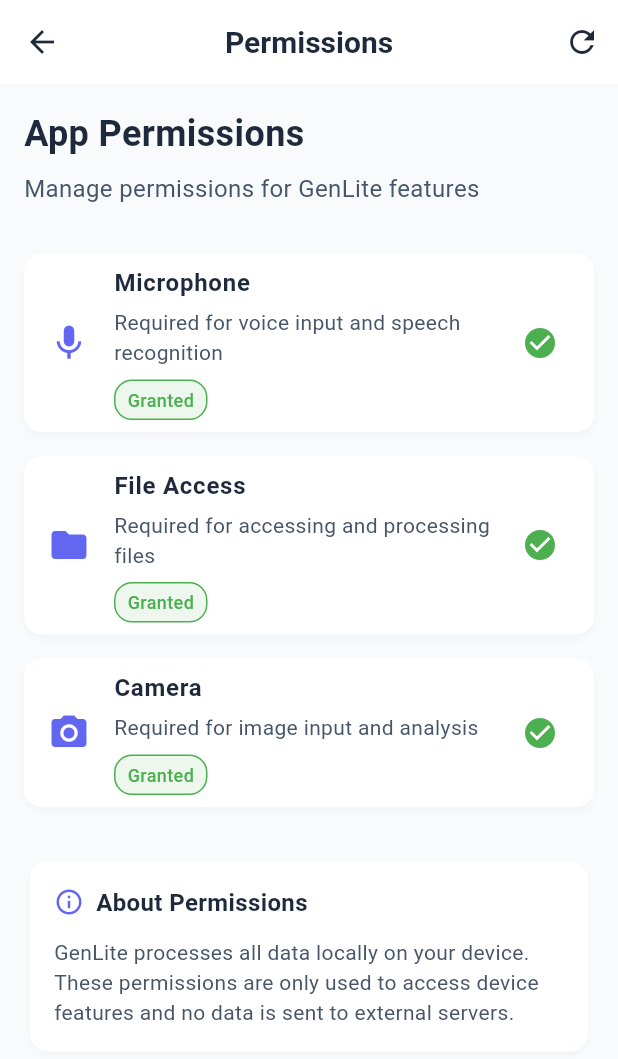
After one commit to brahim-guaali/gen_lite, a Flutter app: the SettingsHomeScreen screen opened directly, after a tap on "Permissions", on a phone screen of 412 x 824 dp. The commit adds this screen. Shown: the top 1059 px of the screen. Run offline on Flutter 3.47's test engine with Material 3 defaults, Android fonts, the phone set to English and light mode, and no system bars; our stand-ins replace equatable, file_picker, flutter_bloc, flutter_dotenv, flutter_markdown, flutter_tts and 5 more; missing offline and left inert: flutter_gemma; accounts and stored records are empty.

Commit message:
feat: add comprehensive permissions management screen
- Add new Permissions screen to Settings hub for managing app permissions
- Implement real-time permission status display with visual indicators
- Add one-tap permission granting for microphone, storage, and camera
- Implement settings redirection for permanently denied permissions
- Add detailed instructions dialog with full-width layout for better UX
- Include app lifecycle monitoring to refresh permissions after settings changes
- Add comprehensive test coverage for permissions screen functionality
- Update documentation to include permissions management architecture
- Add permission_handler dependency for platform permission management
- Maintain 80%+ test coverage with robust widget testing
- Follow Clean Architecture principles with proper error handling and logging

```diff
--- /dev/null
+++ b/lib/features/settings/presentation/permissions_screen.dart
@@ -0,0 +1,436 @@
+import 'package:flutter/material.dart';
+import 'package:permission_handler/permission_handler.dart';
+import 'package:genlite/core/constants/app_constants.dart';
+import 'package:genlite/shared/widgets/ui_components.dart';
+import 'package:genlite/shared/utils/logger.dart';
+
+class PermissionsScreen extends StatefulWidget {
+  const PermissionsScreen({super.key});
+
+  @override
+  State<PermissionsScreen> createState() => _PermissionsScreenState();
+}
+
+class _PermissionsScreenState extends State<PermissionsScreen>
+    with WidgetsBindingObserver {
+  Map<Permission, PermissionStatus> _permissionStatuses = {};
+  bool _isLoading = true;
+
+  @override
+  void initState() {
+    super.initState();
+    WidgetsBinding.instance.addObserver(this);
+    _checkPermissions();
+  }
+
+  @override
+  void dispose() {
+    WidgetsBinding.instance.removeObserver(this);
+    super.dispose();
+  }
+
+  @override
+  void didChangeAppLifecycleState(AppLifecycleState state) {
+    super.didChangeAppLifecycleState(state);
+    // Refresh permissions when app becomes active (user returns from settings)
+    if (state == AppLifecycleState.resumed) {
+      _checkPermissions();
+    }
+  }
+
+  Future<void> _checkPermissions() async {
+    setState(() {
+      _isLoading = true;
+    });
+
+    try {
+      final permissions = [
+        Permission.microphone,
+        Permission.storage,
+        Permission.camera,
+      ];
+
+      final statuses = <Permission, PermissionStatus>{};
+      for (final permission in permissions) {
+        try {
+          statuses[permission] = await permission.status;
+        } catch (e) {
+          Logger.warning(LogTags.permissions,
+              'Could not check status for permission: ${permission.toString()} - $e');
+          statuses[permission] = PermissionStatus.denied;
+        }
+      }
+
+      if (mounted) {
+        setState(() {
+          _permissionStatuses = statuses;
+          _isLoading = false;
+        });
+      }
+    } catch (e) {
+      Logger.error(LogTags.permissions, 'Error checking permissions: $e');
+      if (mounted) {
+        setState(() {
+          _isLoading = false;
+        });
+      }
+    }
+  }
+
+  Future<void> _requestPermission(Permission permission) async {
+    try {
+      final status = await permission.request();
+      if (mounted) {
+        setState(() {
+          _permissionStatuses[permission] = status;
+        });
+      }
+
+      if (status.isGranted) {
+        _showSnackBar('Permission granted successfully', isError: false);
+      } else if (status.isDenied) {
+        _showSnackBar('Permission denied', isError: true);
+      } else if (status.isPermanentlyDenied) {
+        _showSettingsDialog(permission);
+      }
+    } catch (e) {
+      Logger.error(LogTags.permissions, 'Error requesting permission: $e');
+      _showSnackBar('Error requesting permission', isError: true);
+    }
+  }
+
+  void _showSnackBar(String message, {required bool isError}) {
+    if (mounted) {
+      ScaffoldMessenger.of(context).showSnackBar(
+        SnackBar(
+          content: Text(message),
+          backgroundColor:
+              isError ? AppConstants.errorColor : AppConstants.primaryColor,
+        ),
+      );
+    }
+  }
+
+  void _showSettingsDialog(Permission permission) {
+    showDialog(
+      context: context,
+      builder: (BuildContext context) {
+        return AlertDialog(
+          title: Row(
+            children: [
+              Icon(
+                Icons.settings,
+                color: AppConstants.primaryColor,
+                size: 24,
+              ),
+              const SizedBox(width: 8),
+              Text('${_getPermissionTitle(permission)} Permission'),
+            ],
+          ),
+          content: Column(
+            mainAxisSize: MainAxisSize.min,
+            crossAxisAlignment: CrossAxisAlignment.start,
+            children: [
+              Text(
+                'This permission has been permanently denied. '
+                'To use this feature, you need to enable it in your device settings.',
+                style: const TextStyle(fontSize: 16),
+              ),
+              const SizedBox(height: 16),
+              SizedBox(
+                width: double.infinity,
+                child: Container(
+                  padding: const EdgeInsets.all(12),
+                  decoration: BoxDecoration(
+                    color: Colors.blue.withOpacity(0.1),
+                    borderRadius: BorderRadius.circular(8),
+                    border: Border.all(color: Colors.blue.withOpacity(0.3)),
+                  ),
+                  child: Column(
+                    crossAxisAlignment: CrossAxisAlignment.start,
+                    children: [
+                      const Text(
+                        'How to enable:',
+                        style: TextStyle(
+                          fontWeight: FontWeight.bold,
+                          color: Colors.blue,
+                        ),
+                      ),
+                      const SizedBox(height: 4),
+                      const Text(
+                        '1. Tap "Open Settings"\n'
+                        '2. Find "GenLite" in the list\n'
+                        '3. Enable the permission\n'
+                        '4. Return to the app',
+                        style: TextStyle(fontSize: 14),
+                      ),
+                    ],
+                  ),
+                ),
+              ),
+            ],
+          ),
+          actions: [
+            TextButton(
+              onPressed: () => Navigator.of(context).pop(),
+              child: const Text('Cancel'),
+            ),
+            ElevatedButton.icon(
+              onPressed: () {
+                Navigator.of(context).pop();
+                openAppSettings();
+              },
+              icon: const Icon(Icons.settings),
+              label: const Text('Open Settings'),
+              style: ElevatedButton.styleFrom(
+                backgroundColor: AppConstants.primaryColor,
+                foregroundColor: Colors.white,
+              ),
+            ),
+          ],
+        );
+      },
+    );
+  }
+
+  String _getPermissionTitle(Permission permission) {
+    switch (permission) {
+      case Permission.microphone:
+        return 'Microphone';
+      case Permission.storage:
+        return 'File Access';
+      case Permission.camera:
+        return 'Camera';
+      default:
+        return 'Unknown Permission';
+    }
+  }
+
+  String _getPermissionDescription(Permission permission) {
+    switch (permission) {
+      case Permission.microphone:
+        return 'Required for voice input and speech recognition';
+      case Permission.storage:
+        return 'Required for accessing and processing files';
+      case Permission.camera:
+        return 'Required for image input and analysis';
+      default:
+        return 'Unknown permission purpose';
+    }
+  }
+
+  IconData _getPermissionIcon(Permission permission) {
+    switch (permission) {
+      case Permission.microphone:
+        return Icons.mic;
+      case Permission.storage:
+        return Icons.folder;
+      case Permission.camera:
+        return Icons.camera_alt;
+      default:
+        return Icons.security;
+    }
+  }
+
+  Color _getStatusColor(PermissionStatus status) {
+    switch (status) {
+      case PermissionStatus.granted:
+        return Colors.green;
+      case PermissionStatus.denied:
+        return Colors.orange;
+      case PermissionStatus.permanentlyDenied:
+        return Colors.red;
+      case PermissionStatus.restricted:
+        return Colors.red;
+      case PermissionStatus.limited:
+        return Colors.yellow;
+      case PermissionStatus.provisional:
+        return Colors.blue;
+      default:
+        return Colors.grey;
+    }
+  }
+
+  String _getStatusText(PermissionStatus status) {
+    switch (status) {
+      case PermissionStatus.granted:
+        return 'Granted';
+      case PermissionStatus.denied:
+        return 'Denied';
+      case PermissionStatus.permanentlyDenied:
+        return 'Permanently Denied';
+      case PermissionStatus.restricted:
+        return 'Restricted';
+      case PermissionStatus.limited:
+        return 'Limited';
+      case PermissionStatus.provisional:
+        return 'Provisional';
+      default:
+        return 'Unknown';
+    }
+  }
+
+  Widget _buildPermissionTile(Permission permission) {
+    final status = _permissionStatuses[permission] ?? PermissionStatus.denied;
+    final isGranted = status.isGranted;
+
+    return Card(
+      margin: const EdgeInsets.symmetric(vertical: 8),
+      child: ListTile(
+        leading: Icon(
+          _getPermissionIcon(permission),
+          color: AppConstants.primaryColor,
+          size: 28,
+        ),
+        title: Text(
+          _getPermissionTitle(permission),
+          style: const TextStyle(
+            fontWeight: FontWeight.w600,
+            fontSize: 16,
+          ),
+        ),
+        subtitle: Column(
+          crossAxisAlignment: CrossAxisAlignment.start,
+          children: [
+            const SizedBox(height: 4),
+            Text(
+              _getPermissionDescription(permission),
+              style: TextStyle(
+                color: AppConstants.secondaryTextColor,
+                fontSize: 14,
+              ),
+            ),
+            const SizedBox(height: 8),
+            Container(
+              padding: const EdgeInsets.symmetric(horizontal: 8, vertical: 4),
+              decoration: BoxDecoration(
+                color: _getStatusColor(status).withOpacity(0.1),
+                borderRadius: BorderRadius.circular(12),
+                border: Border.all(
+                  color: _getStatusColor(status),
+                  width: 1,
+                ),
+              ),
+              child: Text(
+                _getStatusText(status),
+                style: TextStyle(
+                  color: _getStatusColor(status),
+                  fontSize: 12,
+                  fontWeight: FontWeight.w500,
+                ),
+              ),
+            ),
+          ],
+        ),
+        trailing: isGranted
+            ? const Icon(
+                Icons.check_circle,
+                color: Colors.green,
+                size: 24,
+              )
+            : status.isPermanentlyDenied
+                ? ElevatedButton(
+                    onPressed: () => _showSettingsDialog(permission),
+                    style: ElevatedButton.styleFrom(
+                      backgroundColor: Colors.orange,
+                      foregroundColor: Colors.white,
+                    ),
+                    child: const Text('Settings'),
+                  )
+                : ElevatedButton(
+                    onPressed: () => _requestPermission(permission),
+                    child: const Text('Grant'),
+                  ),
+      ),
+    );
+  }
+
+  @override
+  Widget build(BuildContext context) {
+    return Scaffold(
+      appBar: AppBar(
+        title: const Text('Permissions'),
+        actions: [
+          IconButton(
+            icon: const Icon(Icons.refresh),
+            onPressed: _checkPermissions,
+            tooltip: 'Refresh permissions',
+          ),
+        ],
+      ),
+      body: _isLoading
+          ? const Center(
+              child: CircularProgressIndicator(),
+            )
+          : SingleChildScrollView(
+              padding: const EdgeInsets.all(16),
+              child: Column(
+                crossAxisAlignment: CrossAxisAlignment.start,
+                children: [
+                  // Header
+                  const Text(
+                    'App Permissions',
+                    style: TextStyle(
+                      fontSize: 24,
+                      fontWeight: FontWeight.bold,
+                    ),
+                  ),
+                  const SizedBox(height: 8),
+                  Text(
+                    'Manage permissions for GenLite features',
+                    style: TextStyle(
+                      color: AppConstants.secondaryTextColor,
+                      fontSize: 16,
+                    ),
+                  ),
+                  const SizedBox(height: 24),
+
+                  // Permissions list
+                  ..._permissionStatuses.keys.map(_buildPermissionTile),
+
+                  const SizedBox(height: 24),
+
+                  // Info card
+                  Card(
+                    child: Padding(
+                      padding: const EdgeInsets.all(16),
+                      child: Column(
+                        crossAxisAlignment: CrossAxisAlignment.start,
+                        children: [
+                          Row(
+                            children: [
+                              Icon(
+                                Icons.info_outline,
+                                color: AppConstants.primaryColor,
+                                size: 20,
+                              ),
+                              const SizedBox(width: 8),
+                              const Text(
+                                'About Permissions',
+                                style: TextStyle(
+                                  fontWeight: FontWeight.w600,
+                                  fontSize: 16,
+                                ),
+                              ),
+                            ],
+                          ),
+                          const SizedBox(height: 12),
+                          Text(
+                            'GenLite processes all data locally on your device. '
+                            'These permissions are only used to access device features '
+                            'and no data is sent to external servers.',
+                            style: TextStyle(
+                              color: AppConstants.secondaryTextColor,
+                              fontSize: 14,
+                            ),
+                          ),
+                        ],
+                      ),
+                    ),
+                  ),
+                ],
+              ),
+            ),
+    );
+  }
+}
--- a/lib/features/settings/presentation/settings_home_screen.dart
+++ b/lib/features/settings/presentation/settings_home_screen.dart
@@ -3,6 +3,7 @@
 import 'package:genlite/shared/widgets/ui_components.dart';
 import 'package:genlite/features/settings/presentation/agent_management_screen.dart';
 import 'package:genlite/features/settings/presentation/voice_settings_screen.dart';
+import 'package:genlite/features/settings/presentation/permissions_screen.dart';
 
 class SettingsHomeScreen extends StatelessWidget {
   const SettingsHomeScreen({super.key});
@@ -44,6 +45,22 @@
                 context,
                 MaterialPageRoute(
                   builder: (context) => const VoiceSettingsScreen(),
+                ),
+              );
+            },
+          ),
+          const Divider(),
+          // Section: Permissions
+          ListTile(
+            leading: const Icon(Icons.security),
+            title: const Text('Permissions'),
+            subtitle: const Text('Manage app permissions'),
+            trailing: const Icon(Icons.chevron_right),
+            onTap: () {
+              Navigator.push(
+                context,
+                MaterialPageRoute(
+                  builder: (context) => const PermissionsScreen(),
                 ),
               );
             },
--- a/lib/shared/utils/logger.dart
+++ b/lib/shared/utils/logger.dart
@@ -87,4 +87,5 @@
   static const String modelDownloader = '[ModelDownloader]';
   static const String enhancedModelDownloader = '[EnhancedModelDownloader]';
   static const String gemmaDownloader = '[GemmaDownloader]';
+  static const String permissions = '[Permissions]';
 }
--- a/pubspec.yaml
+++ b/pubspec.yaml
@@ -64,6 +64,9 @@
   record: ^6.0.0          # Audio recording (alternative)
   audioplayers: ^6.5.0    # Audio playback
 
+  # Permissions
+  permission_handler: ^11.3.1  # Permission management
+
 dev_dependencies:
   flutter_test:
     sdk: flutter
```
Also changed, not shown: pubspec.lock, 7 other files.
